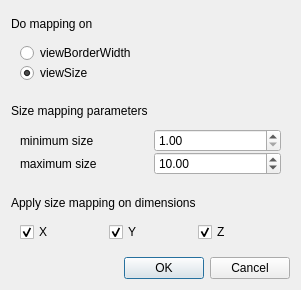
Before: the Qt Designer form plugins/view/HistogramView/SizeScaleConfigDialog.ui in Tulip-Dev/tulip, drawn with Qt 5.
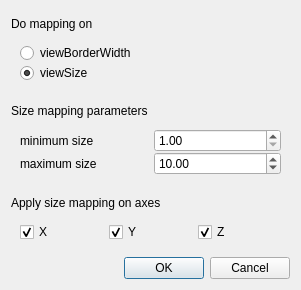
After: the same form once the commit is applied.

Commit message: misc views cleanup: use 'property' instead of 'dimension' and 'axis' instead of 'dimension'

```diff
--- a/plugins/view/HistogramView/SizeScaleConfigDialog.ui
+++ b/plugins/view/HistogramView/SizeScaleConfigDialog.ui
@@ -115,7 +115,7 @@
    <item>
     <widget class="QLabel" name="label_5">
      <property name="text">
-      <string>Apply size mapping on dimensions</string>
+      <string>Apply size mapping on axes</string>
      </property>
      <property name="groupTitle" stdset="0">
       <bool>true</bool>
```
The commit also changes 4 other files.
